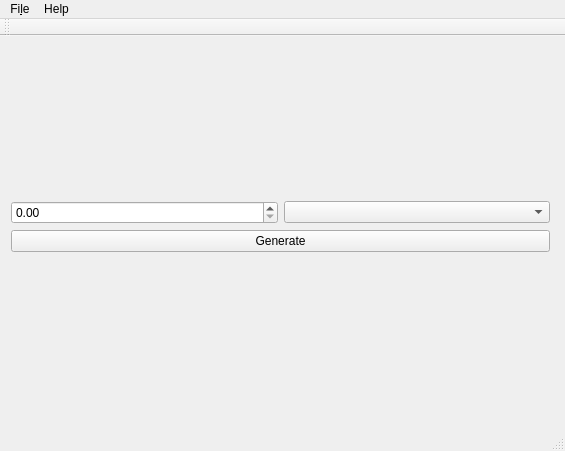
First picture: the form in Music_Generator/mainwindow.ui, repository Jared-Gross/Algorhythm, before the edit.
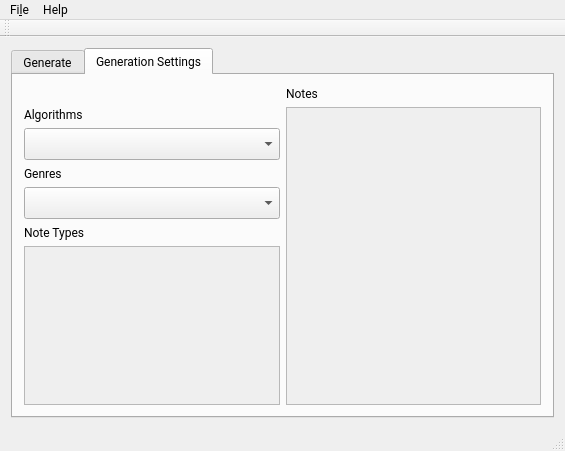
Second picture: the form after the edit.

The edit to the form file:
```diff
--- a/Music_Generator/mainwindow.ui
+++ b/Music_Generator/mainwindow.ui
@@ -10,68 +10,293 @@
     <height>451</height>
    </rect>
   </property>
+  <property name="sizePolicy">
+   <sizepolicy hsizetype="Expanding" vsizetype="Expanding">
+    <horstretch>0</horstretch>
+    <verstretch>0</verstretch>
+   </sizepolicy>
+  </property>
   <property name="minimumSize">
    <size>
-    <width>565</width>
-    <height>451</height>
+    <width>0</width>
+    <height>0</height>
    </size>
   </property>
   <property name="maximumSize">
    <size>
-    <width>565</width>
-    <height>451</height>
+    <width>1920</width>
+    <height>1080</height>
    </size>
   </property>
+  <property name="font">
+   <font>
+    <family>Roboto</family>
+   </font>
+  </property>
   <property name="windowTitle">
    <string>Music Generator</string>
   </property>
   <widget class="QWidget" name="centralWidget">
-   <widget class="QWidget" name="verticalLayoutWidget">
-    <property name="geometry">
-     <rect>
-      <x>0</x>
-      <y>0</y>
-      <width>561</width>
-      <height>381</height>
-     </rect>
-    </property>
-    <layout class="QVBoxLayout" name="verticalLayout">
-     <item>
-      <layout class="QVBoxLayout" name="verticalLayout_2">
-       <item>
-        <layout class="QGridLayout" name="gridLayout_2">
-         <item row="1" column="0">
-          <widget class="QPushButton" name="btnGenerate">
-           <property name="toolTip">
-            <string extracomment="Generate a randomly generated song."/>
-           </property>
-           <property name="text">
-            <string>Generate</string>
-           </property>
-           <property name="default">
-            <bool>false</bool>
-           </property>
-           <property name="flat">
-            <bool>false</bool>
-           </property>
-          </widget>
-         </item>
-         <item row="0" column="0">
-          <layout class="QGridLayout" name="gridLayout">
+   <property name="sizePolicy">
+    <sizepolicy hsizetype="Maximum" vsizetype="MinimumExpanding">
+     <horstretch>0</horstretch>
+     <verstretch>0</verstretch>
+    </sizepolicy>
+   </property>
+   <layout class="QGridLayout" name="gridLayout_7">
+    <item row="0" column="0">
+     <widget class="QTabWidget" name="tabWidget">
+      <property name="sizePolicy">
+       <sizepolicy hsizetype="Expanding" vsizetype="Expanding">
+        <horstretch>0</horstretch>
+        <verstretch>0</verstretch>
+       </sizepolicy>
+      </property>
+      <property name="currentIndex">
+       <number>1</number>
+      </property>
+      <widget class="QWidget" name="tab">
+       <property name="sizePolicy">
+        <sizepolicy hsizetype="Expanding" vsizetype="Expanding">
+         <horstretch>0</horstretch>
+         <verstretch>0</verstretch>
+        </sizepolicy>
+       </property>
+       <property name="maximumSize">
+        <size>
+         <width>1920</width>
+         <height>1080</height>
+        </size>
+       </property>
+       <attribute name="title">
+        <string>Generate</string>
+       </attribute>
+       <layout class="QGridLayout" name="gridLayout_8">
+        <item row="0" column="0">
+         <widget class="QWidget" name="widget" native="true">
+          <property name="sizePolicy">
+           <sizepolicy hsizetype="Expanding" vsizetype="Expanding">
+            <horstretch>0</horstretch>
+            <verstretch>0</verstretch>
+           </sizepolicy>
+          </property>
+          <layout class="QFormLayout" name="formLayout">
            <item row="0" column="1">
-            <widget class="QComboBox" name="genAlgorithms"/>
+            <layout class="QVBoxLayout" name="verticalLayout_3">
+             <property name="sizeConstraint">
+              <enum>QLayout::SetMaximumSize</enum>
+             </property>
+             <item>
+              <layout class="QGridLayout" name="gridLayout_3">
+               <item row="0" column="0">
+                <layout class="QGridLayout" name="gridLayout_4" rowstretch="0,0" columnstretch="0,0">
+                 <item row="1" column="0">
+                  <widget class="QDoubleSpinBox" name="inputSongLength_4">
+                   <property name="toolTip">
+                    <string extracomment="seconds"/>
+                   </property>
+                   <property name="toolTipDuration">
+                    <number>1</number>
+                   </property>
+                   <property name="decimals">
+                    <number>3</number>
+                   </property>
+                   <property name="minimum">
+                    <double>1.000000000000000</double>
+                   </property>
+                   <property name="maximum">
+                    <double>999999.989999999990687</double>
+                   </property>
+                   <property name="singleStep">
+                    <double>5.000000000000000</double>
+                   </property>
+                   <property name="value">
+                    <double>30.000000000000000</double>
+                   </property>
+                  </widget>
+                 </item>
+                 <item row="1" column="1">
+                  <widget class="QPushButton" name="btnGenerate_2">
+                   <property name="font">
+                    <font>
+                     <pointsize>12</pointsize>
+                    </font>
+                   </property>
+                   <property name="toolTip">
+                    <string extracomment="Generate a randomly generated song."/>
+                   </property>
+                   <property name="text">
+                    <string>Generate</string>
+                   </property>
+                   <property name="default">
+                    <bool>false</bool>
+                   </property>
+                   <property name="flat">
+                    <bool>false</bool>
+                   </property>
+                  </widget>
+                 </item>
+                 <item row="0" column="0">
+                  <widget class="QLabel" name="label_3">
+                   <property name="text">
+                    <string>Song length:</string>
+                   </property>
+                  </widget>
+                 </item>
+                </layout>
+               </item>
+              </layout>
+             </item>
+            </layout>
            </item>
-           <item row="0" column="0">
-            <widget class="QDoubleSpinBox" name="inputSongLength"/>
+           <item row="1" column="1">
+            <widget class="QProgressBar" name="progressBar">
+             <property name="value">
+              <number>24</number>
+             </property>
+            </widget>
            </item>
           </layout>
-         </item>
-        </layout>
-       </item>
-      </layout>
-     </item>
-    </layout>
-   </widget>
+         </widget>
+        </item>
+       </layout>
+      </widget>
+      <widget class="QWidget" name="tab_5">
+       <property name="sizePolicy">
+        <sizepolicy hsizetype="Expanding" vsizetype="Expanding">
+         <horstretch>0</horstretch>
+         <verstretch>0</verstretch>
+        </sizepolicy>
+       </property>
+       <property name="maximumSize">
+        <size>
+         <width>1920</width>
+         <height>1080</height>
+        </size>
+       </property>
+       <attribute name="title">
+        <string>Generation Settings</string>
+       </attribute>
+       <layout class="QGridLayout" name="gridLayout_9">
+        <item row="1" column="1">
+         <layout class="QVBoxLayout" name="verticalLayout">
+          <item>
+           <widget class="QScrollArea" name="NoteGroups">
+            <property name="widgetResizable">
+             <bool>true</bool>
+            </property>
+            <widget class="QWidget" name="scrollAreaWidgetContents">
+             <property name="geometry">
+              <rect>
+               <x>0</x>
+               <y>0</y>
+               <width>255</width>
+               <height>292</height>
+              </rect>
+             </property>
+             <layout class="QGridLayout" name="gridLayout_10">
+              <item row="2" column="0">
+               <layout class="QGridLayout" name="NoteGridLayout"/>
+              </item>
+             </layout>
+            </widget>
+           </widget>
+          </item>
+         </layout>
+        </item>
+        <item row="1" column="0">
+         <layout class="QHBoxLayout" name="horizontalLayout_3">
+          <item>
+           <layout class="QGridLayout" name="gridLayout_2">
+            <item row="5" column="0">
+             <widget class="QLabel" name="label_2">
+              <property name="text">
+               <string>Note Types</string>
+              </property>
+             </widget>
+            </item>
+            <item row="7" column="0">
+             <widget class="QScrollArea" name="NoteTypesGroup">
+              <property name="widgetResizable">
+               <bool>true</bool>
+              </property>
+              <widget class="QWidget" name="scrollAreaWidgetContents_3">
+               <property name="geometry">
+                <rect>
+                 <x>0</x>
+                 <y>0</y>
+                 <width>254</width>
+                 <height>135</height>
+                </rect>
+               </property>
+               <layout class="QGridLayout" name="gridLayout_11">
+                <item row="0" column="0">
+                 <layout class="QGridLayout" name="NoteTypeGridLayout" rowstretch="0" columnstretch="0"/>
+                </item>
+               </layout>
+              </widget>
+             </widget>
+            </item>
+            <item row="3" column="0">
+             <widget class="QLabel" name="label_5">
+              <property name="text">
+               <string>Genres</string>
+              </property>
+             </widget>
+            </item>
+            <item row="1" column="0">
+             <widget class="QComboBox" name="genAlgorithms_4">
+              <property name="font">
+               <font>
+                <pointsize>15</pointsize>
+               </font>
+              </property>
+              <property name="toolTip">
+               <string/>
+              </property>
+              <property name="toolTipDuration">
+               <number>-1</number>
+              </property>
+              <property name="statusTip">
+               <string/>
+              </property>
+              <property name="accessibleDescription">
+               <string/>
+              </property>
+             </widget>
+            </item>
+            <item row="4" column="0">
+             <widget class="QComboBox" name="genresComboBox">
+              <property name="font">
+               <font>
+                <pointsize>15</pointsize>
+               </font>
+              </property>
+             </widget>
+            </item>
+            <item row="0" column="0">
+             <widget class="QLabel" name="label_4">
+              <property name="text">
+               <string>Algorithms</string>
+              </property>
+             </widget>
+            </item>
+           </layout>
+          </item>
+         </layout>
+        </item>
+        <item row="0" column="1">
+         <widget class="QLabel" name="label">
+          <property name="text">
+           <string>Notes</string>
+          </property>
+         </widget>
+        </item>
+       </layout>
+      </widget>
+     </widget>
+    </item>
+   </layout>
   </widget>
   <widget class="QMenuBar" name="menuBar">
    <property name="geometry">
@@ -79,7 +304,7 @@
      <x>0</x>
      <y>0</y>
      <width>565</width>
-     <height>30</height>
+     <height>23</height>
     </rect>
    </property>
    <widget class="QMenu" name="menutest">
```
Left out of the diff: 15 changed lines with no effect on the pictures.
